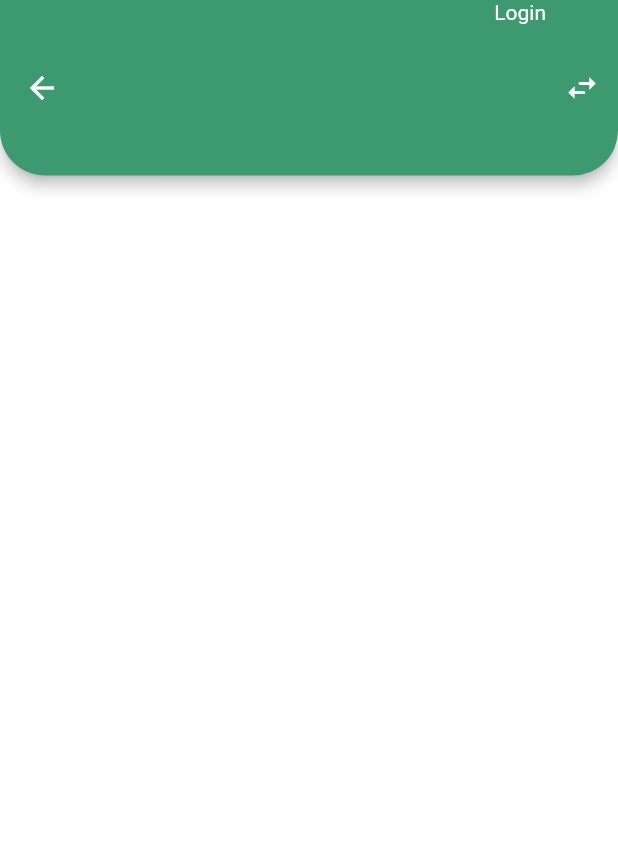
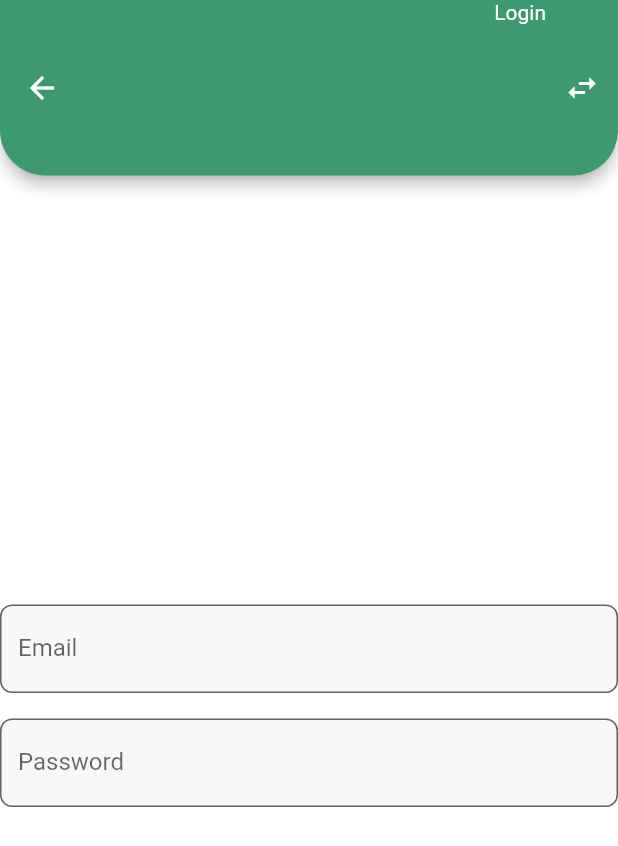
Before and after one commit to Manu-el-son/Login, a Flutter app: the LoginScreen screen opened directly, on a phone screen of 412 x 824 dp. Shown: the top 846 px of the screen. Run offline on Flutter 3.47's test engine with Material 2 defaults, Android fonts, the phone set to English and light mode, and no system bars; Roboto replaces fonts that are missing (Urbanist).

Commit message:
Update login.dart

```diff
--- a/lib/login.dart
+++ b/lib/login.dart
@@ -18,6 +18,7 @@ class _LoginScreenState extends State<LoginScreen> {
 
   final emailController = TextEditingController();
   final passController = TextEditingController();
+  bool passToggle = true;
   @override
   Widget build(BuildContext context) {
     return Scaffold(
@@ -49,9 +50,38 @@ class _LoginScreenState extends State<LoginScreen> {
             ),
           ],
         ),
-        body: const Center(
+        body: Center(
           child: Column(
             mainAxisAlignment: MainAxisAlignment.center,
+            children: [
+              TextFormField(
+                  style: const TextStyle(fontFamily: 'Urbanist'),
+                  keyboardType: TextInputType.emailAddress,
+                  controller: emailController,
+                  decoration: InputDecoration(
+                      labelText: "Email",
+                      border: OutlineInputBorder(
+                          borderRadius: BorderRadius.circular(8),
+                          borderSide: const BorderSide(
+                              color: Color.fromRGBO(232, 236, 244, 100))),
+                      fillColor: const Color.fromRGBO(247, 248, 249, 100),
+                      filled: true)),
+              const SizedBox(height: 17),
+              TextFormField(
+                  style: const TextStyle(fontFamily: 'Urbanist'),
+                  keyboardType: TextInputType.emailAddress,
+                  obscureText: passToggle,
+                  controller: passController,
+                  decoration: InputDecoration(
+                    labelText: "Password",
+                    border: OutlineInputBorder(
+                        borderRadius: BorderRadius.circular(8),
+                        borderSide: const BorderSide(
+                            color: Color.fromRGBO(232, 236, 244, 100))),
+                    fillColor: const Color.fromRGBO(247, 248, 249, 100),
+                    filled: true,
+                  ))
+            ],
           ),
         ));
   }
```
